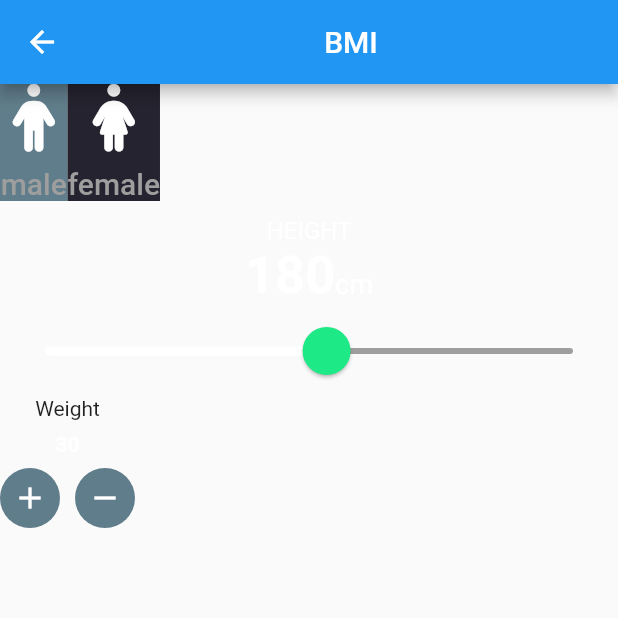
After one commit to sebastianrichter711/PAUM-projekt, a Flutter app: the BmiCalculator screen opened directly, on a phone screen of 412 x 824 dp, the top half of it. The commit adds this screen. Run offline on Flutter 3.47's test engine with Material 2 defaults, Android fonts, the phone set to English and light mode, and no system bars; our stand-ins replace font_awesome_flutter, permission_handler; missing offline and left inert: health.

Commit message:
Kalkulator BMI cz.1

```diff
--- a/healthcareapp/lib/main.dart
+++ b/healthcareapp/lib/main.dart
@@ -2,6 +2,8 @@ import 'package:flutter/material.dart';
 import 'package:flutter/services.dart';
 import 'package:healthcareapp/pages/details/details.dart';
 import 'package:healthcareapp/pages/home/home.dart';
+
+import 'pages/bmi/bmi.dart';
 
 void main() {
   WidgetsFlutterBinding.ensureInitialized();
@@ -30,6 +32,7 @@ class MyApp extends StatelessWidget {
       routes: {
         '/': (context) => const HomePage(),
         '/details': (context) => const DetailsPage(),
+        '/bmi': (context) => const BmiPage(),
       },
       initialRoute: '/',
     );
--- /dev/null
+++ b/healthcareapp/lib/pages/bmi/bmi.dart
@@ -0,0 +1,242 @@
+import 'package:flutter/material.dart';
+import 'package:font_awesome_flutter/font_awesome_flutter.dart';
+
+enum Gender{
+  male,
+  female,
+}
+
+class BmiPage extends StatelessWidget {
+  const BmiPage({super.key});
+
+  @override
+  Widget build(BuildContext context) {
+    return Container();
+  }
+}
+
+class BmiCalculator extends StatefulWidget {
+  const BmiCalculator({super.key});
+
+  @override
+  State<BmiCalculator> createState() => _BmiCalculatorState();
+}
+
+class _BmiCalculatorState extends State<BmiCalculator> {
+  Color inactiveColor= Color(0xFF24232F);
+  Color activeColor=Colors.blueGrey;
+  int height=180;
+  int weight=30;
+  int age=15;
+  Gender selectedGender = Gender.male;
+  @override
+  Widget build(BuildContext context) {
+    return Scaffold(
+      appBar: AppBar(
+        title: Center(
+          child: Text(
+            "BMI"
+          ),
+        ),
+      ),
+      body:Column(
+        children: [
+          Row(
+            children: [
+              GestureDetector(
+                onTap:(){
+                  setState(() {
+                    selectedGender=Gender.male;
+                  });
+
+                },
+                child: Container(
+                  decoration: BoxDecoration(
+                    color: selectedGender==Gender.male?activeColor:inactiveColor
+                  ),
+                  child: Column(
+                    children: [
+                      Icon(
+                        FontAwesomeIcons.male,
+                        color:Colors.white,
+                        size: 45.0
+                      ),
+                      SizedBox(
+                        height: 10.0,
+                      ),
+                      Text("male",
+                      style: TextStyle(
+                        color: Colors.grey,
+                        fontSize: 20.0,
+                        fontWeight: FontWeight.w500,
+                      ),
+                      ),
+
+                    ],
+                    )
+                ),
+              ),
+              GestureDetector(
+                onTap:(){
+                  setState(() {
+                    selectedGender=Gender.female;
+                  });
+
+                },
+                child: Container(
+                  decoration: BoxDecoration(
+                    color: selectedGender==Gender.female?activeColor:inactiveColor
+                  ),
+                  child: Column(
+                    children: [
+                      Icon(
+                        FontAwesomeIcons.female,
+                        color:Colors.white,
+                        size: 45.0
+                      ),
+                      SizedBox(
+                        height: 10.0,
+                      ),
+                      Text("female",
+                      style: TextStyle(
+                        color: Colors.grey,
+                        fontSize: 20.0,
+                        fontWeight: FontWeight.w500,
+                      ),
+                      ),
+
+                    ],
+                    )
+                ),
+              ),
+            ]
+          ),
+          SizedBox(
+            height: 10.0,
+          ),
+          Container(
+            child: Column(
+              mainAxisAlignment: MainAxisAlignment.center,
+              crossAxisAlignment: CrossAxisAlignment.center,
+              children: [
+                Text("HEIGHT",
+                style: TextStyle(
+                  fontSize: 16.0,
+                  color:Colors.white,
+                ),
+                ),
+                Row(
+                  crossAxisAlignment: CrossAxisAlignment.baseline,
+                  mainAxisAlignment: MainAxisAlignment.center,
+                  textBaseline: TextBaseline.alphabetic,
+                  children: [
+                    Text(
+                      height.toString(),
+                      style: TextStyle(
+                        fontWeight: FontWeight.bold,
+                        fontSize: 35.0,
+                        color: Colors.white,
+                      ),
+                    ),
+                    Text(
+                      "cm",
+                      style: TextStyle(
+                        fontSize: 18.0,
+                        color: Colors.white,
+                      ),
+                    ),
+                  ],
+                ),
+                SliderTheme(data: SliderTheme.of(context).copyWith(
+                  activeTrackColor: Colors.white,
+                  overlayColor: Color(0x291DE986),
+                  inactiveTrackColor: Colors.grey,
+                  thumbShape: RoundSliderThumbShape(
+                    enabledThumbRadius:16.0
+                  ),
+                  overlayShape: RoundSliderOverlayShape(overlayRadius: 30.0),
+                  thumbColor: Color(0xFF1DE986),
+                ),
+                child: Slider(
+                  value: height.toDouble(),
+                  min: 100.0,
+                  max: 250.0,
+                  onChanged: (double v){
+                    setState(() {
+                      height=v.round();
+                    });
+                  }
+                ))
+              ],
+            )
+          ),
+          Row(
+            children: [
+              Container(
+                child:Column(
+                  crossAxisAlignment: CrossAxisAlignment.center,
+                  mainAxisAlignment: MainAxisAlignment.center,
+                  children: [
+                    Text(
+                      "Weight"
+                    ),
+                    SizedBox(
+                      height: 8.0,
+                    ),
+                    Text(
+                      weight.toString(),
+                      style: TextStyle(color:Colors.white, fontWeight: FontWeight.bold),
+
+                    ),
+                    SizedBox(
+                      height: 8.0,
+                    ),
+                    Row(
+                      mainAxisAlignment: MainAxisAlignment.center,
+                      crossAxisAlignment: CrossAxisAlignment.center,
+                      children: [
+                        CircleAvatar(
+                          backgroundColor: Colors.blueGrey,
+                          child: IconButton(
+                            icon: Icon(
+                              Icons.add,
+                              color:Colors.white,
+                          ),
+                          onPressed: (){
+                            setState(() {
+                              weight++;
+                            });
+                          },
+                          )
+
+                        ),
+                        SizedBox(
+                          width: 10.0,
+                        ),
+                        CircleAvatar(
+                            backgroundColor: Colors.blueGrey,
+                            child: IconButton(
+                                icon: Icon(
+                                  Icons.remove,
+                                  color:Colors.white,
+                              ),
+                              onPressed: (){
+                                setState(() {
+                                  if(weight>10){
+                                  weight--;
+                                }
+                                });
+                              },
+                              )
+                            ),
+                      ],
+                    )
+                  ],
+                  )
+              )
+            ],)
+        ],
+        )
+    );
+  }
+}
--- a/healthcareapp/pubspec.yaml
+++ b/healthcareapp/pubspec.yaml
@@ -38,6 +38,7 @@ dependencies:
   cupertino_icons: ^1.0.2
   health: ^4.4.0
   permission_handler: ^10.2.0
+  font_awesome_flutter: ^10.3.0
 
 dev_dependencies:
   flutter_test:
```
